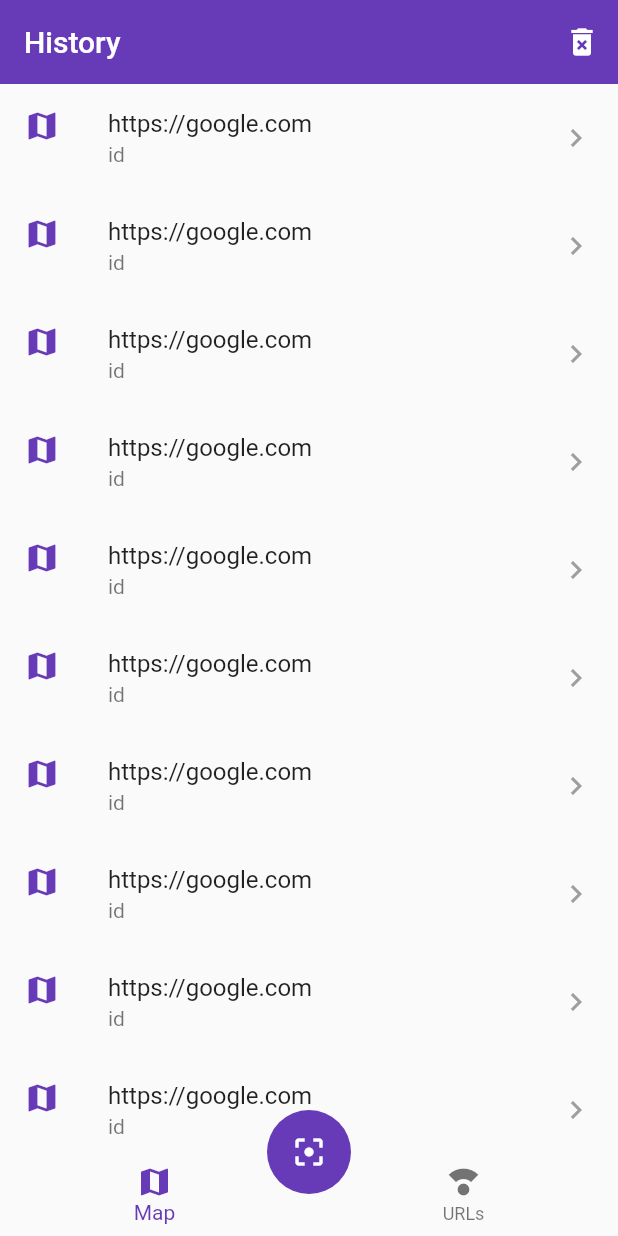
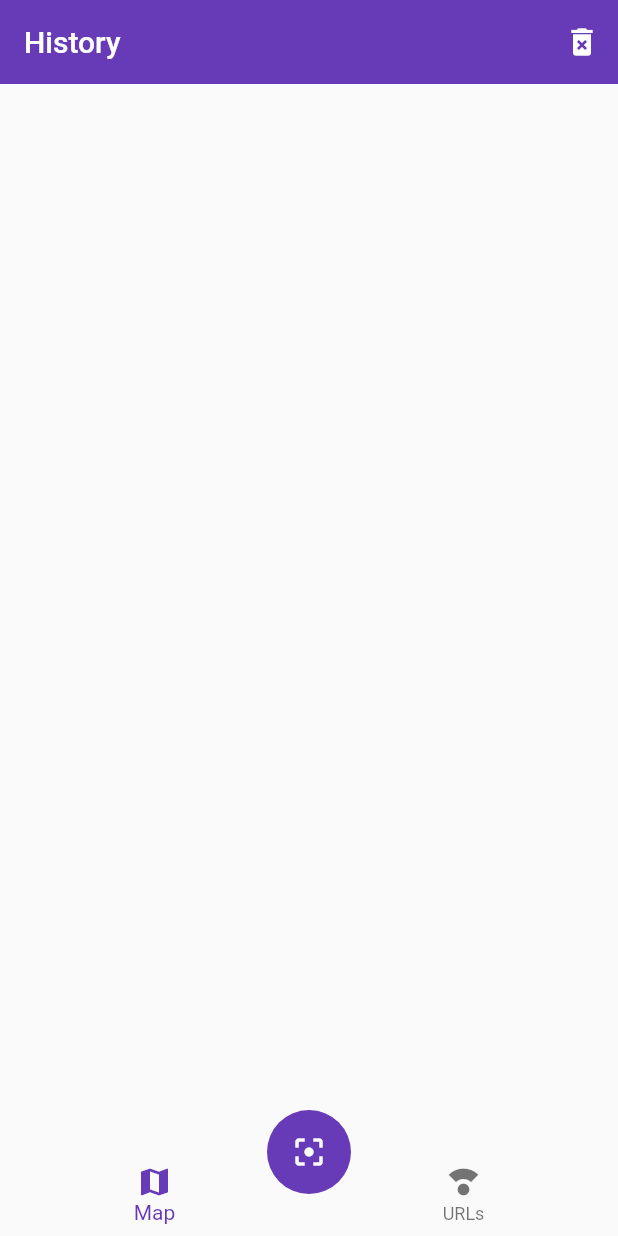
Before and after one commit to dtlucho/flutter_qr_reader, a Flutter app: the screen it shows after launch, on a phone screen of 412 x 824 dp. Run offline on Flutter 3.47's test engine with Material 2 defaults, Android fonts, the phone set to English and light mode, and no system bars; our stand-ins replace sqflite; missing offline and left inert: flutter_barcode_scanner; accounts and stored records are empty.

Commit message:
using scan list provider to show scans

```diff
--- a/lib/pages/maps_history_page.dart
+++ b/lib/pages/maps_history_page.dart
@@ -1,19 +1,27 @@
 import 'package:flutter/material.dart';
+import 'package:flutter_qr_reader/models/scan_model.dart';
+import 'package:flutter_qr_reader/providers/scan_list_provider.dart';
+import 'package:provider/provider.dart';
 
 class MapsHistoryPage extends StatelessWidget {
   const MapsHistoryPage({Key? key}) : super(key: key);
 
   @override
   Widget build(BuildContext context) {
+    final ScanListProvider scanListProvider =
+        Provider.of<ScanListProvider>(context);
+
+    final List<ScanModel> scans = scanListProvider.scans;
+
     return ListView.builder(
-      itemCount: 10,
+      itemCount: scans.length,
       itemBuilder: (_, int index) {
         return ListTile(
           leading: Icon(Icons.map, color: Theme.of(context).primaryColor),
-          title: Text("https://google.com"),
-          subtitle: Text("id"),
+          title: Text(scans[index].value),
+          subtitle: Text(scans[index].id.toString()),
           trailing: Icon(Icons.keyboard_arrow_right, color: Colors.grey),
-          onTap: () => print("open"),
+          onTap: () => print(scans[index].id),
         );
       },
     );
```
